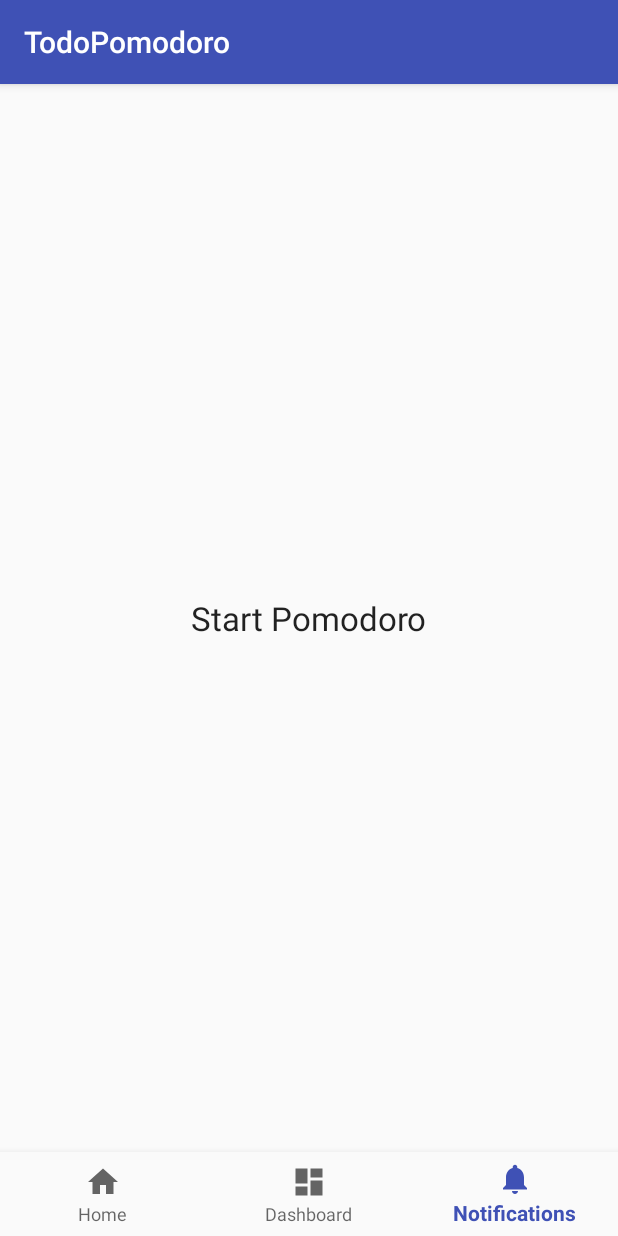
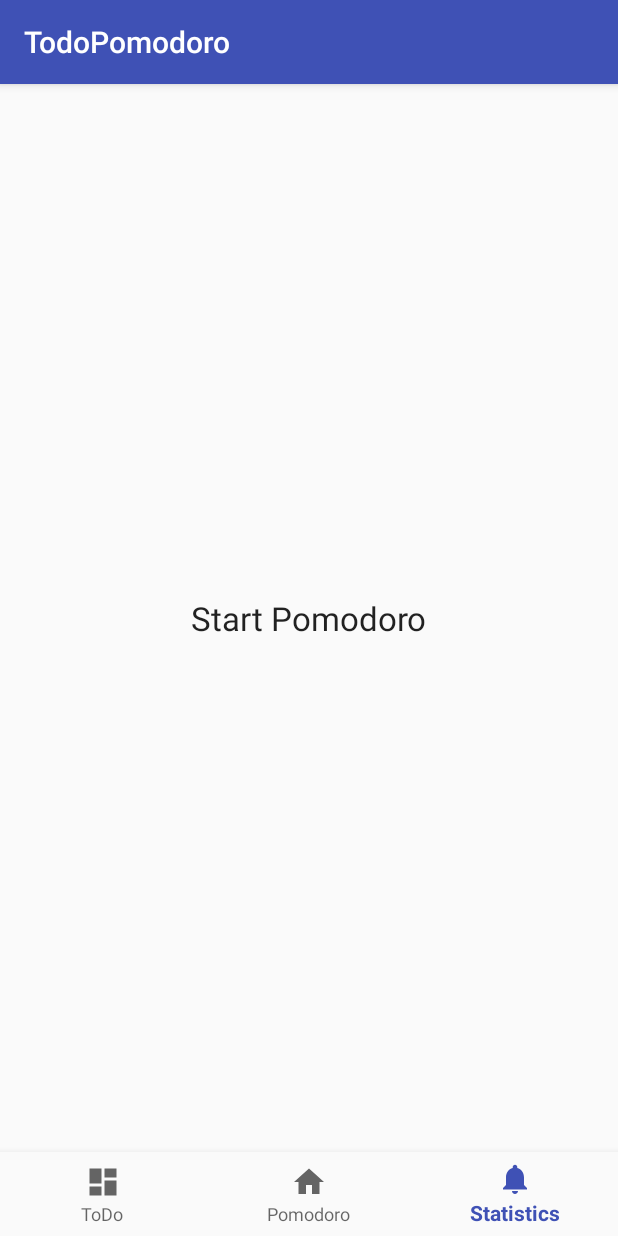
Before and after one commit to avin-sharma/TodoPomodoro, an Android app: the screen it shows after launch (MainActivity), item 3 of the bottom bar chosen, on a phone screen of 412 x 824 dp. Run offline under Robolectric (Android 15) with nearby library versions, the phone set to English and light mode, and no system bars; our stand-ins replace Firebase (no records; nobody signed in at launch, a user with empty details on screens opened directly); libraries missing offline, so code that uses them is left out: com.firebase.ui; 1 statement that could not run was skipped.

```diff
--- a/app/build.gradle
+++ b/app/build.gradle
@@ -28,5 +28,11 @@ dependencies {
     compile 'com.android.support:appcompat-v7:25.3.1'
     compile 'com.android.support:design:25.3.1'
     compile 'com.android.support:support-vector-drawable:25.3.1'
+    compile 'com.android.support:support-v4:25.3.1'
+    compile 'com.google.firebase:firebase-auth:10.0.1'
+    compile 'com.firebaseui:firebase-ui-auth:1.2.0'
     testCompile 'junit:junit:4.12'
 }
+
+
+apply plugin: 'com.google.gms.google-services'
--- a/app/src/main/java/com/avinsharma/todopomodoro/MainActivity.java
+++ b/app/src/main/java/com/avinsharma/todopomodoro/MainActivity.java
@@ -9,10 +9,18 @@ import android.view.MenuItem;
 import android.view.View;
 import android.widget.TextView;
 
+import com.firebase.ui.auth.AuthUI;
+import com.google.firebase.auth.FirebaseAuth;
+import com.google.firebase.auth.FirebaseUser;
+
+import java.util.Arrays;
+
 public class MainActivity extends AppCompatActivity {
 
     private TextView mTimerTextView;
     private boolean mTimerOn = false;
+    private static final int RC_SIGN_IN = 123;
+    private FirebaseUser user;
 
     //TODO: complete bottom bar
     private BottomNavigationView.OnNavigationItemSelectedListener mOnNavigationItemSelectedListener
@@ -21,11 +29,11 @@ public class MainActivity extends AppCompatActivity {
         @Override
         public boolean onNavigationItemSelected(@NonNull MenuItem item) {
             switch (item.getItemId()) {
-                case R.id.navigation_home:
+                case R.id.navigation_pomodoro:
                     return true;
-                case R.id.navigation_dashboard:
+                case R.id.navigation_todo:
                     return true;
-                case R.id.navigation_notifications:
+                case R.id.navigation_stats:
                     return true;
             }
             return false;
@@ -38,14 +46,31 @@ public class MainActivity extends AppCompatActivity {
         super.onCreate(savedInstanceState);
         setContentView(R.layout.activity_main);
 
+        FirebaseAuth auth = FirebaseAuth.getInstance();
+        if (auth.getCurrentUser() != null) {
+            // already signed in
+            user = auth.getCurrentUser();
+        } else {
+            // not signed in
+            startActivityForResult(
+                    AuthUI.getInstance()
+                            .createSignInIntentBuilder()
+                            .setProviders(Arrays.asList(new AuthUI.IdpConfig.Builder(AuthUI.EMAIL_PROVIDER).build(),
+                                    new AuthUI.IdpConfig.Builder(AuthUI.GOOGLE_PROVIDER).build(),
+                                    new AuthUI.IdpConfig.Builder(AuthUI.FACEBOOK_PROVIDER).build()))
+                            .setIsSmartLockEnabled(false)
+                            .build(),
+                    RC_SIGN_IN);
+        }
+
         BottomNavigationView navigation = (BottomNavigationView) findViewById(R.id.navigation);
         navigation.setOnNavigationItemSelectedListener(mOnNavigationItemSelectedListener);
 
         mTimerTextView = (TextView) findViewById(R.id.timer_text_view); // TextView displayed as timer
         //Count down timer
-        final CountDownTimer countDownTimer = new CountDownTimer(30000, 1000) {
+        final CountDownTimer countDownTimer = new CountDownTimer(1500000, 1000) {
             public void onTick(long millisUntilFinished) {
-                String msg = "" + (int)((millisUntilFinished) / 1000 / 60) + ":" + (millisUntilFinished) / 1000;
+                String msg = "" + (int)((millisUntilFinished) / 1000 / 60) + ":" + (millisUntilFinished / 1000)%60;
                 mTimerTextView.setText(msg);
             }
 
--- a/app/src/main/res/menu/navigation.xml
+++ b/app/src/main/res/menu/navigation.xml
@@ -2,18 +2,18 @@
 <menu xmlns:android="http://schemas.android.com/apk/res/android">
 
     <item
-        android:id="@+id/navigation_home"
-        android:icon="@drawable/ic_home_black_24dp"
-        android:title="@string/title_home" />
+        android:id="@+id/navigation_todo"
+        android:icon="@drawable/ic_dashboard_black_24dp"
+        android:title="@string/title_todo" />
 
     <item
-        android:id="@+id/navigation_dashboard"
-        android:icon="@drawable/ic_dashboard_black_24dp"
-        android:title="@string/title_dashboard" />
+        android:id="@+id/navigation_pomodoro"
+        android:icon="@drawable/ic_home_black_24dp"
+        android:title="@string/title_pomodoro" />
 
     <item
-        android:id="@+id/navigation_notifications"
+        android:id="@+id/navigation_stats"
         android:icon="@drawable/ic_notifications_black_24dp"
-        android:title="@string/title_notifications" />
+        android:title="@string/title_statistics" />
 
 </menu>
--- a/app/src/main/res/values/strings.xml
+++ b/app/src/main/res/values/strings.xml
@@ -1,7 +1,14 @@
 <resources>
     <string name="app_name">TodoPomodoro</string>
-    <string name="title_home">Home</string>
-    <string name="title_dashboard">Dashboard</string>
-    <string name="title_notifications">Notifications</string>
+    <string name="title_pomodoro">Pomodoro</string>
+    <string name="title_todo">ToDo</string>
+    <string name="title_statistics">Statistics</string>
     <string name="start_pomodoro">Start Pomodoro</string>
+
+
+    <!-- ... -->
+    <string name="facebook_application_id" translatable="false">193322817840538</string>
+    <!-- Facebook Application ID, prefixed by 'fb'.  Enables Chrome Custom tabs. -->
+    <string name="facebook_login_protocol_scheme" translatable="false">fb193322817840538</string>
+
 </resources>
--- a/build.gradle
+++ b/build.gradle
@@ -5,16 +5,18 @@ buildscript {
         jcenter()
     }
     dependencies {
-        classpath 'com.android.tools.build:gradle:2.3.0'
+        classpath 'com.android.tools.build:gradle:2.3.1'
 
         // NOTE: Do not place your application dependencies here; they belong
         // in the individual module build.gradle files
+        classpath 'com.google.gms:google-services:3.0.0'
     }
 }
 
 allprojects {
     repositories {
         jcenter()
+        maven { url 'https://maven.fabric.io/public' }
     }
 }
 
```
Also changed, not shown: app/src/main/java/com/avinsharma/todopomodoro/TodoFragment.java (added, +33 -0 lines), app/src/main/res/layout/fragment_todo.xml (added, +12 -0 lines), 2 other files.
